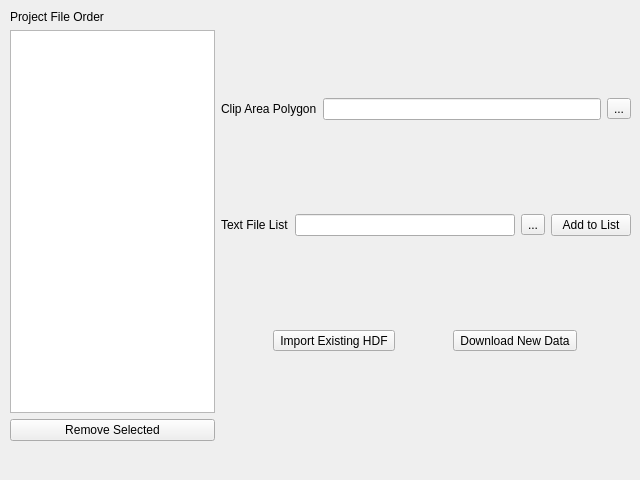
This is ui/new_project_wizard_page_1.ui in loganbyers/term-peeper as Qt 5 draws it before an edit. The edited form follows.
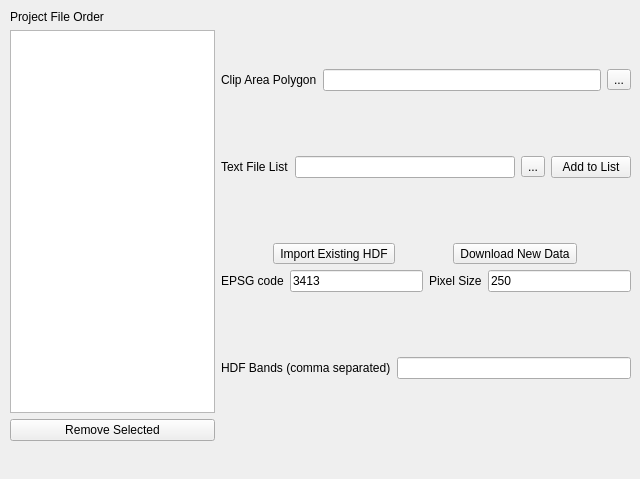
This is the edited form.

Patch:
```diff
--- a/ui/new_project_wizard_page_1.ui
+++ b/ui/new_project_wizard_page_1.ui
@@ -36,7 +36,7 @@
     <x>0</x>
     <y>0</y>
     <width>640</width>
-    <height>480</height>
+    <height>479</height>
    </rect>
   </property>
   <property name="windowTitle">
@@ -129,21 +129,79 @@
        </layout>
       </item>
       <item>
-       <layout class="QHBoxLayout" name="horizontalLayout_3">
+       <layout class="QVBoxLayout" name="verticalLayout_3">
         <item>
-         <widget class="QToolButton" name="importFileButton">
-          <property name="text">
-           <string>Import Existing HDF</string>
-          </property>
-         </widget>
+         <layout class="QHBoxLayout" name="horizontalLayout_3">
+          <item>
+           <widget class="QToolButton" name="importFileButton">
+            <property name="text">
+             <string>Import Existing HDF</string>
+            </property>
+           </widget>
+          </item>
+          <item>
+           <widget class="QToolButton" name="downloadDataButton">
+            <property name="text">
+             <string>Download New Data</string>
+            </property>
+           </widget>
+          </item>
+         </layout>
         </item>
         <item>
-         <widget class="QToolButton" name="downloadDataButton">
+         <layout class="QHBoxLayout" name="horizontalLayout_8">
+          <item>
+           <layout class="QHBoxLayout" name="horizontalLayout_10">
+            <item>
+             <widget class="QLabel" name="label_5">
+              <property name="text">
+               <string>EPSG code</string>
+              </property>
+             </widget>
+            </item>
+            <item>
+             <widget class="QLineEdit" name="epsgLineEdit">
+              <property name="text">
+               <string>3413</string>
+              </property>
+             </widget>
+            </item>
+           </layout>
+          </item>
+          <item>
+           <layout class="QHBoxLayout" name="horizontalLayout_11">
+            <item>
+             <widget class="QLabel" name="label_6">
+              <property name="text">
+               <string>Pixel Size</string>
+              </property>
+             </widget>
+            </item>
+            <item>
+             <widget class="QLineEdit" name="pixelSizeLineEdit">
+              <property name="text">
+               <string>250</string>
+              </property>
+             </widget>
+            </item>
+           </layout>
+          </item>
+         </layout>
+        </item>
+       </layout>
+      </item>
+      <item>
+       <layout class="QHBoxLayout" name="horizontalLayout_7">
+        <item>
+         <widget class="QLabel" name="label_4">
           <property name="text">
-           <string>Download New Data</string>
+           <string>HDF Bands (comma separated)</string>
           </property>
          </widget>
         </item>
+        <item>
+         <widget class="QLineEdit" name="hdfBandsLineEdit"/>
+        </item>
        </layout>
       </item>
      </layout>
```
Left out of the diff: 29 changed lines with no effect on the pictures.
